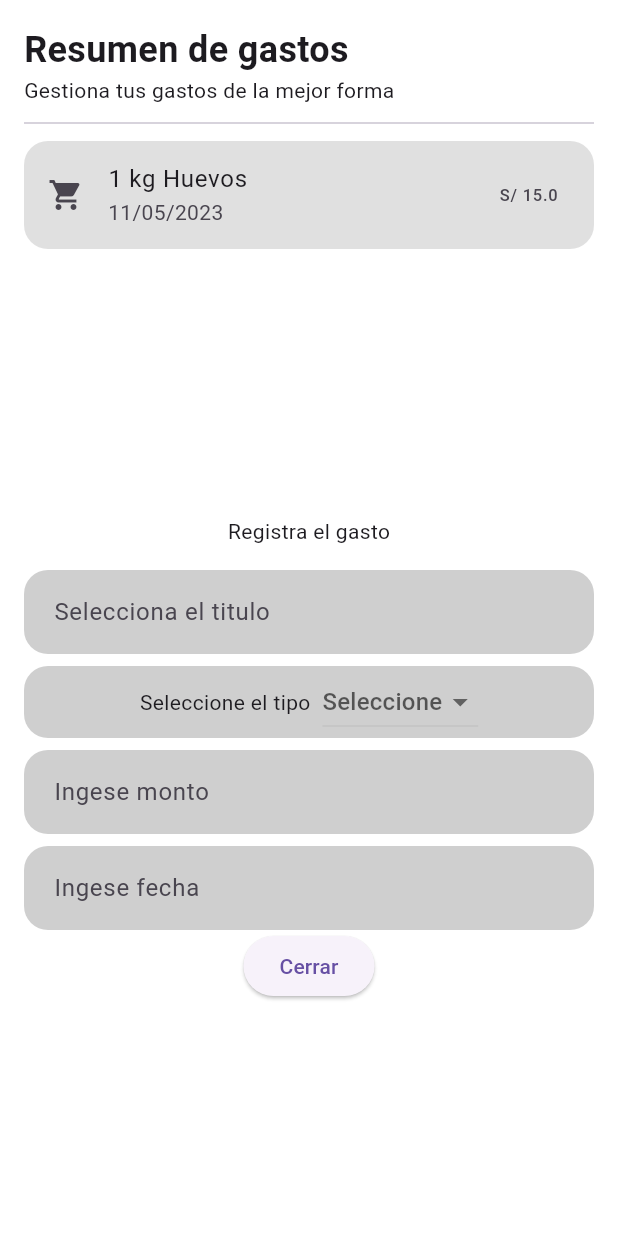
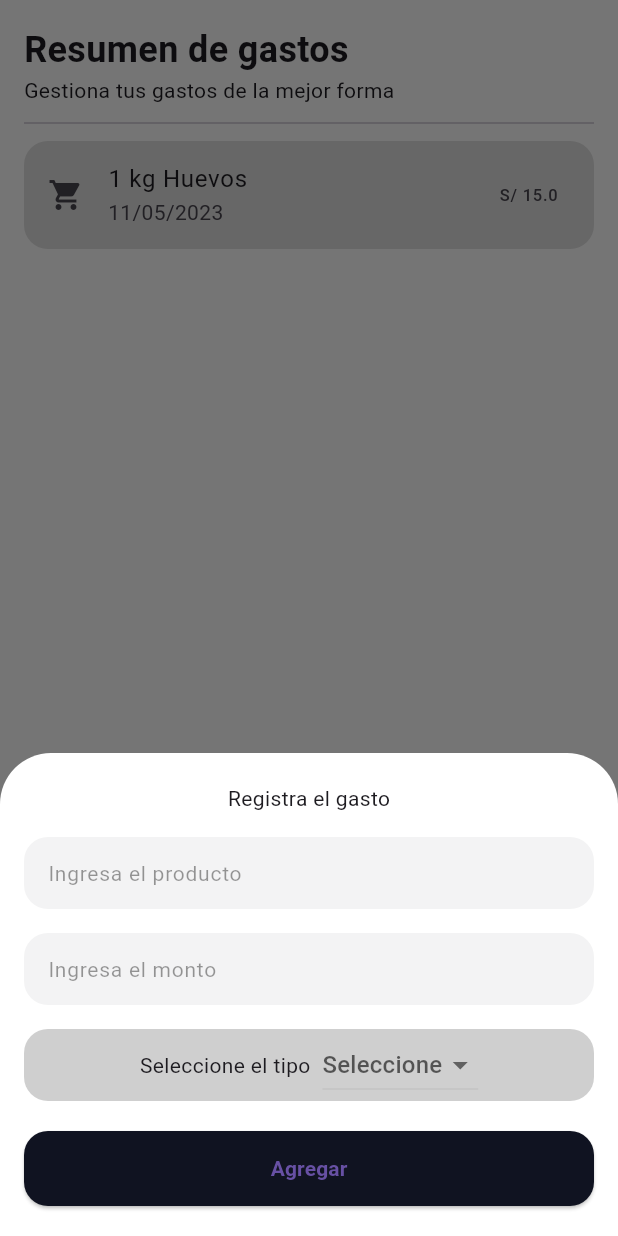
Before and after one commit to mvilla714/billapp, a Flutter app: the screen it shows after launch, after a tap on "Agregar", on a phone screen of 412 x 824 dp. Run offline on Flutter 3.47's test engine with Material 3 defaults, Android fonts, the phone set to English and light mode, and no system bars; our stand-ins replace sqflite; missing offline and left inert: dart:ffi; accounts and stored records are empty.

Commit message:
cambios con mapas

```diff
--- a/lib/db/db_admin.dart
+++ b/lib/db/db_admin.dart
@@ -1,25 +1,52 @@
+import 'dart:ffi';
 import 'dart:io';
 
+import 'package:flutter/foundation.dart';
 import 'package:path/path.dart';
 import 'package:path_provider/path_provider.dart';
 import 'package:sqflite/sqflite.dart';
 
 class DBAdmin {
-  initDatabase() async {
+  Database? _myDataBse;
+//Patron singleton
+  static final DBAdmin _instance = DBAdmin._();
+  //constructor con nombre
+  DBAdmin._();
+
+  factory DBAdmin() {
+    return _instance;
+  }
+
+//fin patron
+
+  Future<Database?> _checkDataBase() async {
+    //primera forma
+    /*if (myDataBse == null) {
+      myDataBse = await initDatabase();
+    } else {
+      return myDataBse;
+    }
+    return myDataBse;*/
+    // segunda forma
+    //myDataBse ??= initDatabase();
+
+    //tercera forma
+    if (_myDataBse == null) {
+      _myDataBse = await _initDatabase();
+    }
+    return _myDataBse;
+  }
+  //checkDataBase() async {
+//    if
+  //}
+
+  Future<Database> _initDatabase() async {
     Directory directory = await getApplicationDocumentsDirectory();
     String pathDataBase = join(directory.path, "BuillsDB.db");
-    openDatabase(
+    return await openDatabase(
       pathDataBase,
       version: 1,
       onCreate: (Database db, int version) {
-        db.execute("""CREATE TABLE BILL(
-          id INTEGER PRIMARY KEY AUTOINCREMENT,
-          product TEXT,
-          price INT,
-          datetime TEXT,
-          type TEXT,
-          monto REAL,
-          cantidad REAL)""");
         db.execute("""CREATE TABLE BILL(
           id INTEGER PRIMARY KEY AUTOINCREMENT,
           product TEXT,
@@ -34,7 +61,52 @@ class DBAdmin {
 
   ///CRUD
 //Obtener gasto
+  obtenerGasto() async {
+    Database? db = await _checkDataBase();
+    //forma 1
+    List data1 = await db!.query("BILL");
+
+    //forma 2
+    List data2 = await db!.query("BILL",
+        columns: [
+          "id",
+          "product",
+          "price",
+          "type",
+        ],
+        where: "type = 'Kg.'");
+//formar 3
+    List data3 = await db!.query("BILL", columns: [
+      "id",
+      "product",
+      "price",
+      "type",
+    ]);
+
+    //forma 4
+    List data4 = await db!.rawQuery(
+        "SELECT id, product, price,type FROM BILL WHERE type = 'Kg.'");
+    print(data3);
+  }
+
 //Insertar gasto
+  //insertarGasto(String product, double price, String type) async {
+  insertarGasto(Map<String, dynamic> data) async {
+    Database? db = await _checkDataBase();
+    int resp = await db!.insert(
+      "BILL",
+      /*{
+        "product": product,
+        "price": price,
+        "type": type,
+
+      },*/
+      data,
+    );
+
+    print(resp);
+  }
+
 //Actualizar gasto
 //Eliminar gasto
 }
--- a/lib/pages/home_page.dart
+++ b/lib/pages/home_page.dart
@@ -1,4 +1,5 @@
 import 'package:billapp/db/db_admin.dart';
+import 'package:billapp/pages/modals/register_modal.dart';
 import 'package:flutter/material.dart';
 
 class HomePage extends StatefulWidget {
@@ -8,107 +9,18 @@ class HomePage extends StatefulWidget {
 
 class _HomePageState extends State<HomePage> {
   showRegisterModal() {
-    showBottomSheet(
+    showModalBottomSheet(
       backgroundColor: Colors.transparent,
       context: context,
+      isScrollControlled: true,
       builder: (BuildContext ctx) {
         return Container(
-          padding: EdgeInsets.symmetric(vertical: 20, horizontal: 16),
-          height: 500,
-          color: Colors.white,
-          child: Column(
-            mainAxisSize: MainAxisSize.min,
-            children: [
-              Text("Registra el gasto"),
-              SizedBox(
-                height: 16,
-              ),
-              TextField(
-                decoration: InputDecoration(
-                  hintText: "Selecciona el titulo",
-                  fillColor: Colors.black.withOpacity(0.19),
-                  contentPadding: EdgeInsets.all(16),
-                  filled: true,
-                  enabledBorder: OutlineInputBorder(
-                    borderRadius: BorderRadius.circular(16),
-                    borderSide: BorderSide.none,
-                  ),
-                ),
-              ),
-              SizedBox(
-                height: 8,
-              ),
-              Container(
-                decoration: BoxDecoration(
-                  borderRadius: BorderRadius.circular(16),
-                  color: Colors.black.withOpacity(0.19),
-                ),
-                child: Row(
-                  mainAxisAlignment: MainAxisAlignment.center,
-                  children: [
-                    Text("Seleccione el tipo"),
-                    SizedBox(
-                      width: 8,
-                    ),
-                    DropdownButton(
-                      hint: Text("Seleccione"),
-                      items: [
-                        DropdownMenuItem(
-                          value: "kg",
-                          child: Text("Kg."),
-                        ),
-                        DropdownMenuItem(
-                          value: "lt",
-                          child: Text("Lt."),
-                        ),
-                        DropdownMenuItem(
-                          value: "lata",
-                          child: Text("Lata"),
-                        ),
-                      ],
-                      onChanged: (seleccionActual) {},
-                    ),
-                  ],
-                ),
-              ),
-              SizedBox(
-                height: 8,
-              ),
-              TextField(
-                decoration: InputDecoration(
-                  hintText: "Ingese monto",
-                  fillColor: Colors.black.withOpacity(0.19),
-                  contentPadding: EdgeInsets.all(16),
-                  filled: true,
-                  enabledBorder: OutlineInputBorder(
-                    borderRadius: BorderRadius.circular(16),
-                    borderSide: BorderSide.none,
-                  ),
-                ),
-              ),
-              SizedBox(
-                height: 8,
-              ),
-              TextField(
-                decoration: InputDecoration(
-                  hintText: "Ingese fecha",
-                  fillColor: Colors.black.withOpacity(0.19),
-                  contentPadding: EdgeInsets.all(16),
-                  filled: true,
-                  enabledBorder: OutlineInputBorder(
-                    borderRadius: BorderRadius.circular(16),
-                    borderSide: BorderSide.none,
-                  ),
-                ),
-              ),
-              ElevatedButton(
-                onPressed: () {
-                  Navigator.pop(context);
-                },
-                child: Text("Cerrar"),
-              )
-            ],
+          padding: EdgeInsets.only(
+            bottom: MediaQuery.of(context).viewInsets.bottom,
           ),
+          // height: 200,
+          // color: Colors.white,
+          child: RegisterModal(),
         );
       },
     );
@@ -124,10 +36,24 @@ class _HomePageState extends State<HomePage> {
             children: [
               InkWell(
                 onTap: () {
-                  DBAdmin dbAdmin = DBAdmin();
-                  dbAdmin.initDatabase();
+                  showRegisterModal();
+                  //sin patron singleton, cada ve se crea una instancia de dbaadmin
+                  //DBAdmin dbAdmin = DBAdmin();
+                  //dbAdmin.checkDataBase();
+                  // dbAdmin.initDatabase();
+                  //dbAdmin.insertarGasto();
+                  //dbAdmin.obtenerGasto();
 
-                  showRegisterModal();
+                  //con patron singleton, solo una instancia y es global
+                  //DBAdmin().obtenerGasto();
+                  //parametro
+                  //DBAdmin().insertarGasto("Arroz", 3.5, "Kg.");
+                  //map
+                  /*DBAdmin().insertarGasto({
+                    "product": "Gaseosa",
+                    "price": 5.8,
+                    "type": "Lt.",
+                  });*/
                 },
                 child: Container(
                   height: 100,
--- /dev/null
+++ b/lib/pages/modals/register_modal.dart
@@ -0,0 +1,117 @@
+import 'package:billapp/db/db_admin.dart';
+import 'package:billapp/widgets/textfield_normal_widget.dart';
+import 'package:flutter/material.dart';
+
+class RegisterModal extends StatefulWidget {
+  const RegisterModal({super.key});
+
+  @override
+  State<RegisterModal> createState() => _RegisterModalState();
+}
+
+class _RegisterModalState extends State<RegisterModal> {
+  TextEditingController _productController = TextEditingController();
+  TextEditingController _priceController = TextEditingController();
+  TextEditingController _typeController = TextEditingController();
+
+  @override
+  Widget build(BuildContext context) {
+    return Container(
+      padding: const EdgeInsets.symmetric(vertical: 20.0, horizontal: 16.0),
+      decoration: const BoxDecoration(
+        color: Colors.white,
+        borderRadius: BorderRadius.only(
+          topLeft: Radius.circular(34.0),
+          topRight: Radius.circular(34.0),
+        ),
+      ),
+      child: Column(
+        mainAxisSize: MainAxisSize.min,
+        children: [
+          Text("Registra el gasto"),
+          SizedBox(
+            height: 16,
+          ),
+          TextFieldNormalWidget(
+              hintText: "Ingresa el producto", controller: _productController),
+          SizedBox(
+            height: 16,
+          ),
+          TextFieldNormalWidget(
+            hintText: "Ingresa el monto",
+            controller: _priceController,
+            isNumber: true,
+          ),
+          SizedBox(
+            height: 16,
+          ),
+          Container(
+            decoration: BoxDecoration(
+              borderRadius: BorderRadius.circular(16),
+              color: Colors.black.withOpacity(0.19),
+            ),
+            child: Row(
+              mainAxisAlignment: MainAxisAlignment.center,
+              children: [
+                Text("Seleccione el tipo"),
+                SizedBox(
+                  width: 8,
+                ),
+                DropdownButton(
+                  hint: Text("Seleccione"),
+                  items: [
+                    DropdownMenuItem(
+                      value: "kg",
+                      child: Text("Kg."),
+                    ),
+                    DropdownMenuItem(
+                      value: "lt",
+                      child: Text("Lt."),
+                    ),
+                    DropdownMenuItem(
+                      value: "lata",
+                      child: Text("Lata"),
+                    ),
+                  ],
+                  onChanged: (seleccionActual) {
+                    _typeController.text = seleccionActual!;
+                  },
+                ),
+              ],
+            ),
+          ),
+          const SizedBox(
+            height: 20.0,
+          ),
+          SizedBox(
+            width: double.infinity,
+            height: 50,
+            child: ElevatedButton(
+              onPressed: () {
+                Map<String, dynamic> value = {
+                  "product": _productController.text,
+                  "price": double.parse(_priceController.text),
+                  "type": _typeController.text,
+                };
+                DBAdmin().insertarGasto(value);
+                DBAdmin().obtenerGasto();
+              },
+              child: const Text(
+                "Agregar",
+                style: TextStyle(
+                  fontWeight: FontWeight.w700,
+                ),
+              ),
+              style: ElevatedButton.styleFrom(
+                backgroundColor: Color(0xff101321),
+                shape: RoundedRectangleBorder(
+                  borderRadius: BorderRadius.circular(16.0),
+                ),
+              ),
+            ),
+          )
+        ],
+      ),
+    );
+  }
+}
--- /dev/null
+++ b/lib/widgets/textfield_normal_widget.dart
@@ -0,0 +1,42 @@
+import 'package:flutter/material.dart';
+
+class TextFieldNormalWidget extends StatelessWidget {
+  String hintText;
+  bool isNumber = false;
+  VoidCallback? onMandarina;
+  TextEditingController controller;
+
+  TextFieldNormalWidget({
+    required this.hintText,
+    this.isNumber = false,
+    this.onMandarina,
+    required this.controller,
+  });
+
+  @override
+  Widget build(BuildContext context) {
+    return TextField(
+      controller: controller,
+      keyboardType: isNumber ? TextInputType.number : TextInputType.text,
+      onTap: onMandarina,
+      decoration: InputDecoration(
+        hintText: hintText,
+        hintStyle: TextStyle(
+          fontSize: 14.0,
+          color: Colors.black.withOpacity(0.40),
+        ),
+        filled: true,
+        fillColor: const Color(0xff101321).withOpacity(0.05),
+        contentPadding: const EdgeInsets.all(12.0),
+        focusedBorder: OutlineInputBorder(
+          borderRadius: BorderRadius.circular(16.0),
+          borderSide: BorderSide.none,
+        ),
+        enabledBorder: OutlineInputBorder(
+          borderRadius: BorderRadius.circular(16.0),
+          borderSide: BorderSide.none,
+        ),
+      ),
+    );
+  }
+}
```
Also changed, not shown: lib/models/bill_model.dart (added).
